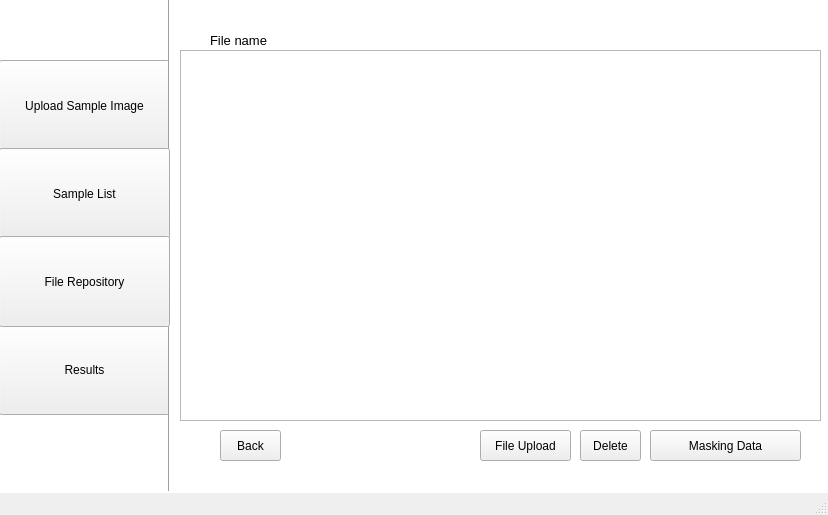
Before: the Qt Designer form app/gui/UI/ui_8.ui in CSID-DGU/2023-1-CECD3-Sugar-4, drawn with Qt 5.
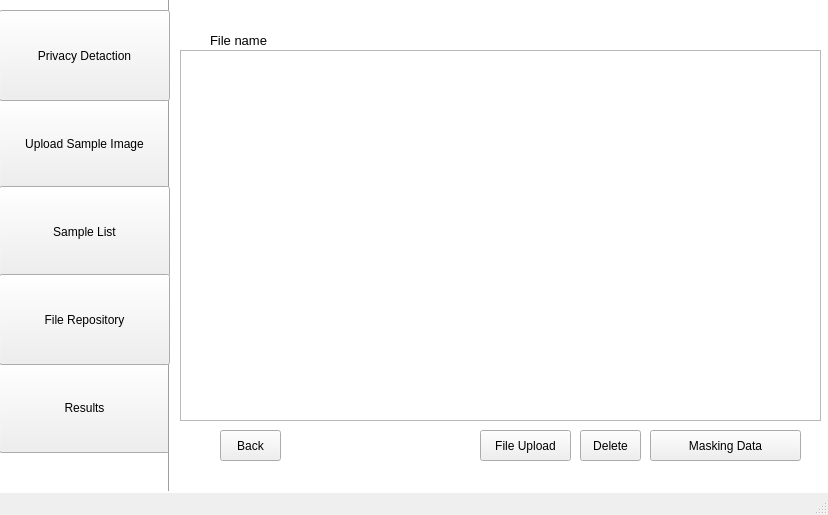
After: the same form once the commit is applied.

Commit message:
ui: Privacy Detaction button
Privacy Detaction button 추가

The edit to the form file:
```diff
--- a/app/gui/UI/ui_8.ui
+++ b/app/gui/UI/ui_8.ui
@@ -40,7 +40,7 @@
     <property name="geometry">
      <rect>
       <x>-1</x>
-      <y>60</y>
+      <y>98</y>
       <width>171</width>
       <height>91</height>
      </rect>
@@ -53,7 +53,7 @@
     <property name="geometry">
      <rect>
       <x>-1</x>
-      <y>324</y>
+      <y>362</y>
       <width>171</width>
       <height>91</height>
      </rect>
@@ -156,7 +156,7 @@
     <property name="geometry">
      <rect>
       <x>-1</x>
-      <y>148</y>
+      <y>186</y>
       <width>171</width>
       <height>91</height>
      </rect>
@@ -195,7 +195,7 @@
     <property name="geometry">
      <rect>
       <x>-1</x>
-      <y>236</y>
+      <y>274</y>
       <width>171</width>
       <height>91</height>
      </rect>
@@ -217,6 +217,19 @@
      <string>File Upload</string>
     </property>
    </widget>
+   <widget class="QPushButton" name="pushButton_9">
+    <property name="geometry">
+     <rect>
+      <x>-1</x>
+      <y>10</y>
+      <width>171</width>
+      <height>91</height>
+     </rect>
+    </property>
+    <property name="text">
+     <string>Privacy Detaction</string>
+    </property>
+   </widget>
   </widget>
   <widget class="QMenuBar" name="menubar">
    <property name="geometry">
```
The commit also changes 12 other files.
